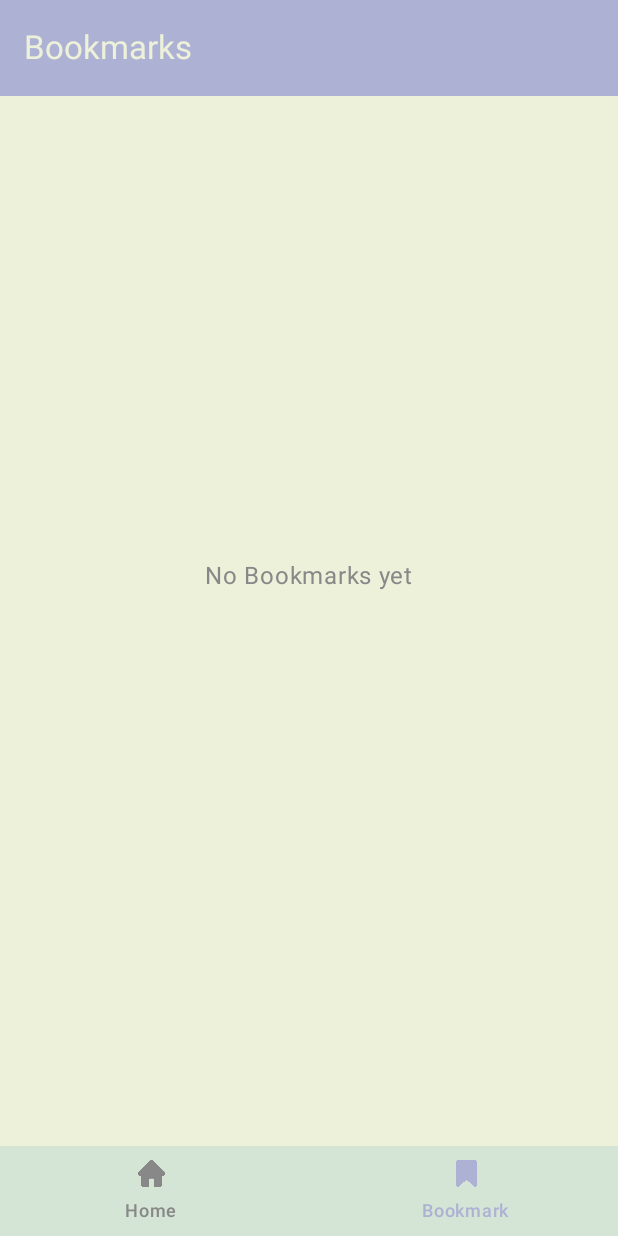
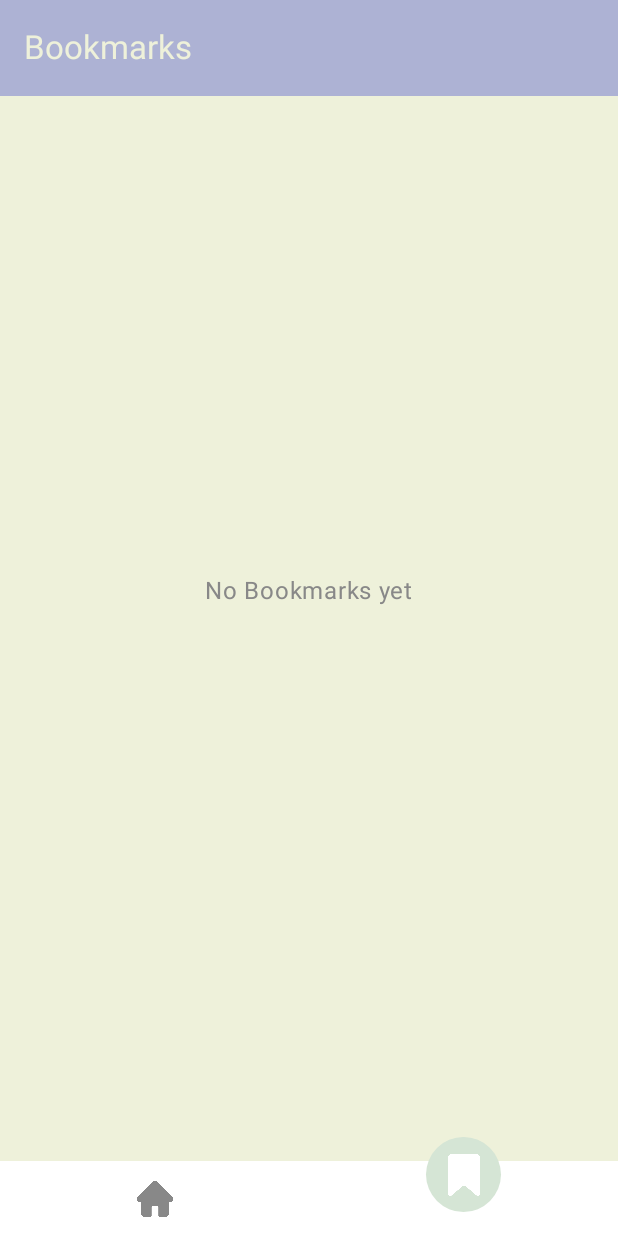
Before and after one commit to MahmoudElshaarawy2020/NewsDBTask, an Android app built with Jetpack Compose: the FavoriteScreen screen opened through its navigation route, on a phone screen of 412 x 824 dp. Run offline under Robolectric (Android 15) with nearby library versions, the phone set to English and light mode, and no system bars; our stand-ins replace Dagger/Hilt's generated code, Shimmer, paging.

Commit message:
add the animation circle to the navigation bar

```diff
--- a/app/build.gradle.kts
+++ b/app/build.gradle.kts
@@ -107,7 +107,8 @@ dependencies {
     implementation("androidx.room:room-ktx:2.4.3")
     kapt ("androidx.room:room-compiler:2.4.3")
 
-    implementation("com.google.accompanist:accompanist-placeholder-material:0.30.1")
+    // Compose BOM
+    implementation(platform("androidx.compose:compose-bom:2025.05.00"))
 
 
 }
--- a/app/src/main/java/com/example/newsdbtask/navigation/AppNavigation.kt
+++ b/app/src/main/java/com/example/newsdbtask/navigation/AppNavigation.kt
@@ -52,7 +52,7 @@ fun AppNavigation(
             if (currentRoute?.contains(Screen.Home.route) == true || currentRoute?.contains(Screen.Favorite.route) == true) {
                 BottomNavigationBar(
                     items = bottomNavItems,
-                    selectedItem = selectedItemIndex,
+                    selectedIndex = selectedItemIndex,
                     onItemSelected = { index ->
                         when (index) {
                             0 -> {
@@ -73,6 +73,7 @@ fun AppNavigation(
                         }
                     }
                 )
+
             }
         },
         containerColor = MaterialTheme.colorScheme.background
--- a/app/src/main/java/com/example/newsdbtask/navigation/nav_bar/BottomNavigationBar.kt
+++ b/app/src/main/java/com/example/newsdbtask/navigation/nav_bar/BottomNavigationBar.kt
@@ -1,53 +1,164 @@
 package com.example.newsdbtask.navigation.nav_bar
 
+import android.graphics.PointF
+import androidx.compose.foundation.Canvas
+import androidx.compose.foundation.background
+import androidx.compose.foundation.layout.Arrangement
+import androidx.compose.foundation.layout.Box
+import androidx.compose.foundation.layout.Row
+import androidx.compose.foundation.layout.fillMaxSize
 import androidx.compose.foundation.layout.fillMaxWidth
 import androidx.compose.foundation.layout.height
+import androidx.compose.foundation.layout.offset
+import androidx.compose.foundation.layout.padding
 import androidx.compose.foundation.layout.size
+import androidx.compose.foundation.shape.CircleShape
 import androidx.compose.material3.Icon
+import androidx.compose.material3.IconButton
 import androidx.compose.material3.NavigationBar
 import androidx.compose.material3.NavigationBarItem
 import androidx.compose.material3.Text
 import androidx.compose.runtime.Composable
+import androidx.compose.ui.Alignment
+import androidx.compose.ui.graphics.drawscope.Fill
 import androidx.compose.ui.Modifier
 import androidx.compose.ui.graphics.Color
+import androidx.compose.ui.platform.LocalConfiguration
+import androidx.compose.ui.platform.LocalDensity
 import androidx.compose.ui.res.colorResource
 import androidx.compose.ui.res.painterResource
 import androidx.compose.ui.unit.dp
-import androidx.compose.ui.unit.sp
+import androidx.compose.ui.zIndex
+import androidx.compose.animation.core.animateDp
+import androidx.compose.animation.core.updateTransition
+import androidx.compose.runtime.getValue
+import androidx.compose.ui.geometry.Offset
+import androidx.compose.ui.geometry.Rect
+import androidx.compose.ui.geometry.Size
+import androidx.compose.ui.graphics.BlendMode
+import androidx.compose.ui.graphics.Path
+import androidx.compose.ui.graphics.drawscope.Stroke
 import com.example.newsdbtask.R
 
 @Composable
 fun BottomNavigationBar(
     items: List<BottomNavItem>,
-    selectedItem: Int,
+    selectedIndex: Int,
     onItemSelected: (Int) -> Unit
 ) {
-    NavigationBar(
+    val transition = updateTransition(targetState = selectedIndex, label = "nav_transition")
+    val indicatorOffsetX by transition.animateDp(label = "indicatorOffsetX") { index ->
+        val screenWidth = LocalConfiguration.current.screenWidthDp.dp
+        val itemWidth = screenWidth / items.size
+        val indicatorWidth = 50.dp
+        (itemWidth * index) + (itemWidth - indicatorWidth) / 2
+    }
+
+    Box(
         modifier = Modifier
             .fillMaxWidth()
-            .height(60.dp),
-        containerColor = colorResource(R.color.light_green2)
+            .height(50.dp)
+            .background(Color.Transparent)
     ) {
-        items.forEachIndexed { index, item ->
-            NavigationBarItem(
-                selected = false,
-                onClick = { onItemSelected(index) },
-                icon = {
-                    Icon(
-                        painter = painterResource(id = item.icon),
-                        contentDescription = item.label,
-                        modifier = Modifier.size(18.dp),
-                        tint = if (selectedItem == index) colorResource(id = R.color.light_purple) else Color.Gray
-                    )
-                },
-                label = {
-                    Text(
-                        text = item.label,
-                        fontSize = 12.sp,
-                        color = if (selectedItem == index) colorResource(id = R.color.light_purple) else Color.Gray
-                    )
+        Canvas(modifier = Modifier.fillMaxSize().background(Color.Transparent)) {
+            val width = size.width
+            val height = size.height
+
+            // Draw the main white background
+            drawRect(
+                color = Color.White,
+                topLeft = Offset(0f, 0f),
+                size = Size(width, height),
+                style = Fill,
+                blendMode = BlendMode.SrcAtop
+            )
+        }
+
+        Row(
+            modifier = Modifier
+                .fillMaxWidth()
+                .height(80.dp),
+            horizontalArrangement = Arrangement.SpaceAround,
+            verticalAlignment = Alignment.CenterVertically
+        ) {
+            items.forEachIndexed { index, item ->
+                val isSelected = selectedIndex == index
+                Box(
+                    contentAlignment = Alignment.Center,
+                    modifier = Modifier.size(60.dp)
+                ) {
+                    if (selectedIndex != index) {
+                        IconButton(
+                            onClick = { onItemSelected(index) },
+                            modifier = Modifier.size(40.dp)
+                        ) {
+                            Icon(
+                                painter = painterResource(id = item.icon),
+                                contentDescription = item.label,
+                                modifier = Modifier.size(24.dp),
+                                tint = Color.Gray
+                            )
+                        }
+                    }
                 }
-            )
+            }
+        }
+
+        Box(
+            modifier = Modifier
+                .offset(x = indicatorOffsetX, y = (-16).dp)
+                .size(50.dp)
+                .background(Color.Transparent, CircleShape)
+                .align(Alignment.TopStart)
+                .zIndex(1f),
+            contentAlignment = Alignment.Center
+        ) {
+            Box(
+                modifier = Modifier
+                    .size(50.dp)
+                    .background(colorResource(id = R.color.light_green2), CircleShape),
+                contentAlignment = Alignment.Center
+            ) {
+                Icon(
+                    painter = painterResource(id = items[selectedIndex].icon),
+                    contentDescription = items[selectedIndex].label,
+                    modifier = Modifier.size(28.dp),
+                    tint = Color.White
+                )
+            }
         }
     }
 }
+
+// Keep your existing IndentPath class as is
+class IndentPath(
+    private val rect: Rect,
+) {
+    private val maxX = 110f
+    private val maxY = 34f
+
+    private fun translate(x: Float, y: Float): PointF {
+        return PointF(
+            ((x / maxX) * rect.width) + rect.left,
+            ((y / maxY) * rect.height) + rect.top
+        )
+    }
+
+    fun createPath(): Path {
+        val start = translate(x = 0f, y = 0f)
+        val middle = translate(x = 55f, y = 34f)
+        val end = translate(x = 110f, y = 0f)
+
+        val control1 = translate(x = 23f, y = 0f)
+        val control2 = translate(x = 39f, y = 34f)
+        val control3 = translate(x = 71f, y = 34f)
+        val control4 = translate(x = 87f, y = 0f)
+
+        val path = Path()
+        path.moveTo(start.x, start.y)
+        path.cubicTo(control1.x, control1.y, control2.x, control2.y, middle.x, middle.y)
+        path.cubicTo(control3.x, control3.y, control4.x, control4.y, end.x, end.y)
+
+        return path
+    }
+}
--- a/app/src/main/java/com/example/newsdbtask/ui/presentation/favorite/FavoriteScreen.kt
+++ b/app/src/main/java/com/example/newsdbtask/ui/presentation/favorite/FavoriteScreen.kt
@@ -18,7 +18,6 @@ import androidx.compose.ui.Alignment
 import androidx.compose.ui.Modifier
 import androidx.compose.ui.graphics.Color
 import androidx.compose.ui.res.colorResource
-import androidx.compose.ui.tooling.preview.Preview
 import androidx.compose.ui.unit.dp
 import androidx.hilt.navigation.compose.hiltViewModel
 import com.example.newsdbtask.R
@@ -38,12 +37,14 @@ fun FavoriteScreen(
             .background(color = colorResource(R.color.light_yellow))
     ) {
         TopAppBar(
-            title = { Text(
-                "Bookmarks",
-                color = colorResource(R.color.light_yellow)
-            ) },
-            colors = TopAppBarDefaults.smallTopAppBarColors(
-                containerColor = colorResource(R.color.light_purple)
+            title = {
+                Text(
+                    "Bookmarks",
+                    color = colorResource(id = R.color.light_yellow)
+                )
+            },
+            colors = TopAppBarDefaults.topAppBarColors(
+                containerColor = colorResource(id = R.color.light_purple)
             )
         )
 
--- a/app/src/main/java/com/example/newsdbtask/ui/presentation/home/HomeScreen.kt
+++ b/app/src/main/java/com/example/newsdbtask/ui/presentation/home/HomeScreen.kt
@@ -69,7 +69,7 @@ fun HomeScreen(
     Column(modifier = Modifier.fillMaxSize()) {
         TopAppBar(
             title = { Text("Online News", color = colorResource(R.color.light_yellow)) },
-            colors = TopAppBarDefaults.smallTopAppBarColors(
+            colors = TopAppBarDefaults.topAppBarColors(
                 containerColor = colorResource(R.color.light_purple)
             ),
             actions = {
```
